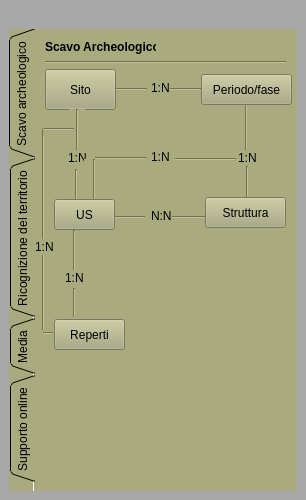
This is pyarchinit/modules/gui/ui_pyarchinitplugin.ui in mandoluca/pyarchinit_beta_test as Qt 5 draws it before an edit. The edited form follows.
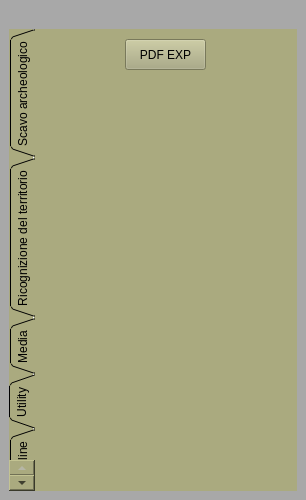
This is the edited form. The open tabs and pages were chosen to show the change. Icons and pictures are not drawn.

The edit to the form file:
```diff
--- a/pyarchinit/modules/gui/ui_pyarchinitplugin.ui
+++ b/pyarchinit/modules/gui/ui_pyarchinitplugin.ui
@@ -1065,6 +1065,37 @@
        <zorder>btnExptable</zorder>
        <zorder>line_34</zorder>
       </widget>
+      <widget class="QWidget" name="tab_3">
+       <attribute name="title">
+        <string>Utility</string>
+       </attribute>
+       <widget class="QPushButton" name="btnPDFmen">
+        <property name="geometry">
+         <rect>
+          <x>90</x>
+          <y>10</y>
+          <width>81</width>
+          <height>31</height>
+         </rect>
+        </property>
+        <property name="styleSheet">
+         <string notr="true">background-color: rgb(170, 170, 127);</string>
+        </property>
+        <property name="text">
+         <string>PDF EXP</string>
+        </property>
+        <property name="icon">
+         <iconset resource="resources.qrc">
+          <normaloff>:/images/pdf-icon.jpg</normaloff>:/images/pdf-icon.jpg</iconset>
+        </property>
+        <property name="iconSize">
+         <size>
+          <width>25</width>
+          <height>25</height>
+         </size>
+        </property>
+       </widget>
+      </widget>
       <widget class="QWidget" name="account">
        <attribute name="title">
         <string>Supporto online</string>
```
Left out of the diff: 20 changed lines with no effect on the pictures.
